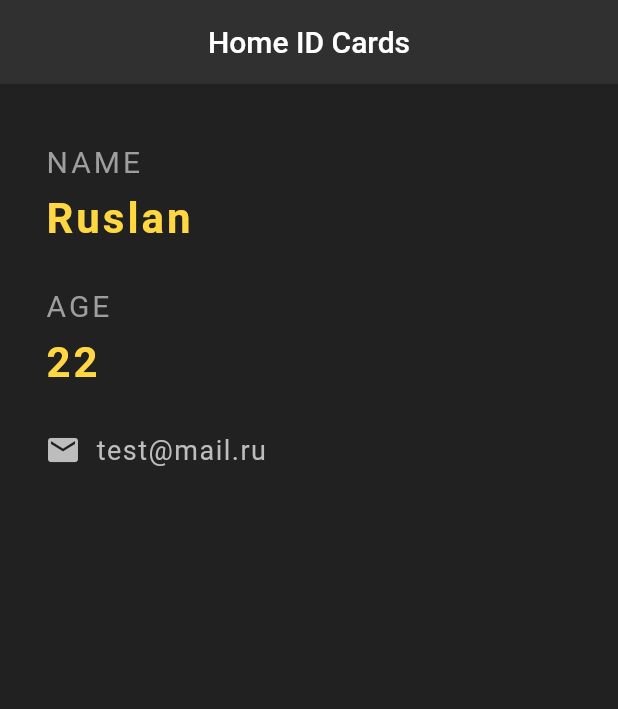
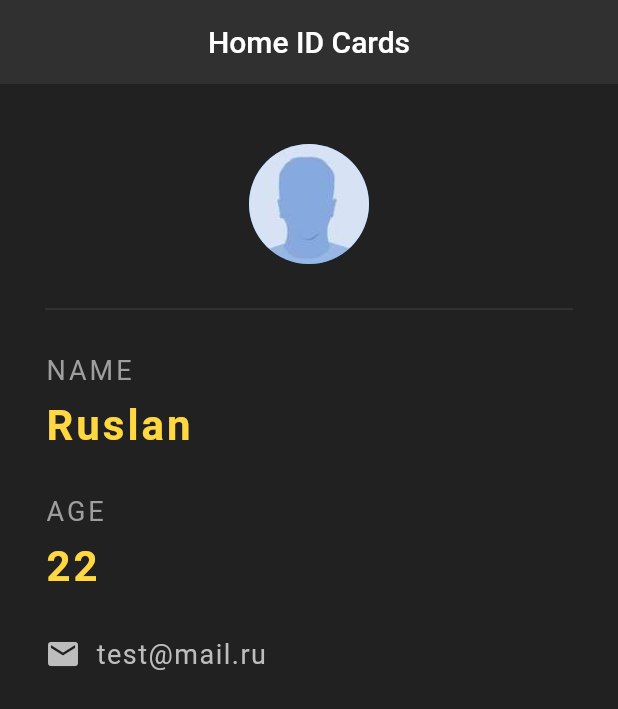
Before and after one commit to Hacikes/testprojFfutter, a Flutter app: the screen it shows after launch, on a phone screen of 412 x 824 dp. Shown: the top 709 px of the screen. Run offline on Flutter 3.47's test engine with Material 2 defaults, Android fonts, the light colour scheme and no system bars.

```diff
--- a/lib/main.dart
+++ b/lib/main.dart
@@ -14,17 +14,27 @@
           padding: const EdgeInsets.fromLTRB(30.0, 40.0, 30.0, 0.0),
           child: Column(
             crossAxisAlignment: CrossAxisAlignment.start,
-            children:  <Widget>[
-              Text(
+            children: <Widget>[
+              const Center(
+                child: CircleAvatar(
+                  backgroundImage: AssetImage('assets/images.jpeg'),
+                  radius: 40.0,
+                ),
+              ),
+              Divider(
+                height: 60.0,
+                color: Colors.grey[800],
+              ),
+              const Text(
                 'NAME',
                 style: TextStyle(
                   color: Colors.grey,
                   letterSpacing: 2.0,
-                  fontSize: 20.0
+                  fontSize: 18.0
                 ),
               ),
-              SizedBox(height: 10.0),
-              Text(
+              const SizedBox(height: 10.0),
+              const Text(
                 'Ruslan',
                 style: TextStyle(
                   color: Colors.amberAccent,
@@ -33,17 +43,17 @@
                   fontWeight: FontWeight.bold
                 ),
               ),
-              SizedBox(height: 30.0),
-              Text(
+              const SizedBox(height: 30.0),
+              const Text(
                 'AGE',
                 style: TextStyle(
                     color: Colors.grey,
                     letterSpacing: 2.0,
-                    fontSize: 20.0
+                    fontSize: 18.0
                 ),
               ),
-              SizedBox(height: 10.0),
-              Text(
+              const SizedBox(height: 10.0),
+              const Text(
                 '22',
                 style: TextStyle(
                     color: Colors.amberAccent,
@@ -52,14 +62,14 @@
                     fontWeight: FontWeight.bold
                 ),
               ),
-              SizedBox(height: 30.0),
+              const SizedBox(height: 30.0),
               Row(
                 children: <Widget>[
                   Icon(
                     Icons.email,
                     color: Colors.grey[400],
                   ),
-                  SizedBox(width: 10.0),
+                  const SizedBox(width: 10.0),
                   Text(
                     'test@mail.ru',
                     style: TextStyle(
--- a/pubspec.yaml
+++ b/pubspec.yaml
@@ -60,9 +60,8 @@
   uses-material-design: true
 
   # To add assets to your application, add an assets section, like this:
-  # assets:
-  #   - images/a_dot_burr.jpeg
-  #   - images/a_dot_ham.jpeg
+  assets:
+    - assets/
 
   # An image asset can refer to one or more resolution-specific "variants", see
   # https://flutter.dev/assets-and-images/#resolution-aware
```
Also changed, not shown: assets/icon.jpg (added), assets/images.jpeg (added).
